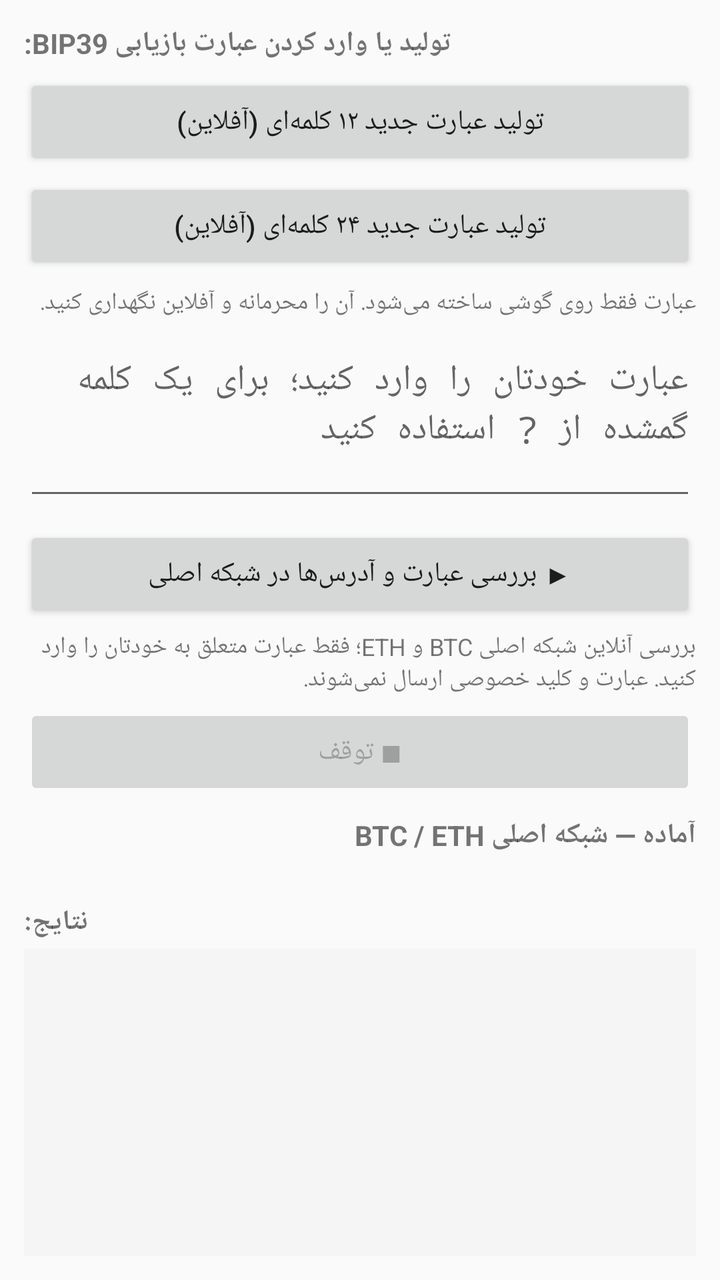
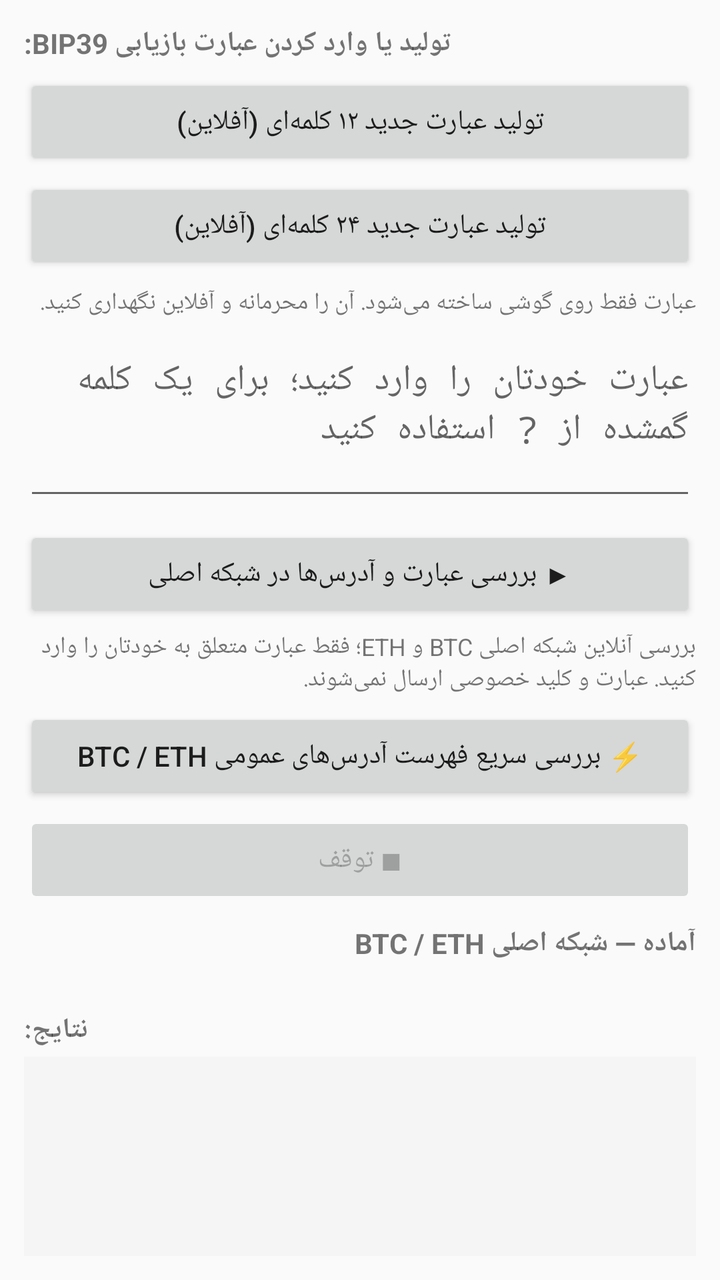

The first picture is an Android layout as it rendered before a commit; the second is the same layout after the commit. The layout source and the unified diff follow.
<!-- AndroidManifest.xml: application theme Theme.AppCompat.Light.NoActionBar -->
<!-- res/layout/activity_main.xml -->
<?xml version="1.0" encoding="utf-8"?>
<LinearLayout xmlns:android="http://schemas.android.com/apk/res/android"
    android:layout_width="match_parent"
    android:layout_height="match_parent"
    android:orientation="vertical"
    android:padding="12dp">

    <LinearLayout
        android:layout_width="match_parent"
        android:layout_height="0dp"
        android:layout_weight="1"
        android:orientation="vertical">

        <TextView
            android:layout_width="wrap_content"
            android:layout_height="wrap_content"
            android:text="تولید یا وارد کردن عبارت بازیابی BIP39:"
            android:textStyle="bold" />

        <Button
            android:id="@+id/generate12Btn"
            android:layout_width="match_parent"
            android:layout_height="wrap_content"
            android:layout_marginTop="6dp"
            android:text="تولید عبارت جدید ۱۲ کلمه‌ای (آفلاین)" />

        <Button
            android:id="@+id/generate24Btn"
            android:layout_width="match_parent"
            android:layout_height="wrap_content"
            android:layout_marginTop="4dp"
            android:text="تولید عبارت جدید ۲۴ کلمه‌ای (آفلاین)" />

        <TextView
            android:layout_width="match_parent"
            android:layout_height="wrap_content"
            android:layout_marginTop="6dp"
            android:text="عبارت فقط روی گوشی ساخته می‌شود. آن را محرمانه و آفلاین نگهداری کنید."
            android:textSize="12sp" />

        <EditText
            android:id="@+id/inputText"
            android:layout_width="match_parent"
            android:layout_height="wrap_content"
            android:minLines="3"
            android:gravity="top|start"
            android:fontFamily="monospace"
            android:inputType="textMultiLine|textNoSuggestions"
            android:layout_marginTop="8dp"
            android:hint="عبارت خودتان را وارد کنید؛ برای یک کلمه گمشده از ? استفاده کنید" />

        <Button
            android:id="@+id/startBtn"
            android:layout_width="match_parent"
            android:layout_height="wrap_content"
            android:layout_marginTop="8dp"
            android:text="▶ بررسی عبارت و آدرس‌ها در شبکه اصلی" />

        <TextView
            android:layout_width="match_parent"
            android:layout_height="wrap_content"
            android:layout_marginTop="4dp"
            android:text="بررسی آنلاین شبکه اصلی BTC و ETH؛ فقط عبارت متعلق به خودتان را وارد کنید. عبارت و کلید خصوصی ارسال نمی‌شوند."
            android:textSize="12sp" />

        <Button
            android:id="@+id/stopBtn"
            android:layout_width="match_parent"
            android:layout_height="wrap_content"
            android:text="■ توقف"
            android:enabled="false"
            android:layout_marginTop="4dp" />

        <TextView
            android:id="@+id/statusText"
            android:layout_width="match_parent"
            android:layout_height="wrap_content"
            android:text="آماده — شبکه اصلی BTC / ETH"
            android:paddingTop="8dp"
            android:textStyle="bold" />

        <TextView
            android:id="@+id/speedText"
            android:layout_width="match_parent"
            android:layout_height="wrap_content"
            android:text=" "
            android:textSize="12sp"
            android:textColor="#666" />

        <TextView
            android:layout_width="wrap_content"
            android:layout_height="wrap_content"
            android:text="نتایج:"
            android:textStyle="bold"
            android:layout_marginTop="8dp" />

        <ScrollView
            android:id="@+id/outputScroll"
            android:layout_width="match_parent"
            android:layout_height="0dp"
            android:layout_weight="1"
            android:layout_marginTop="4dp"
            android:background="#F5F5F5"
            android:padding="8dp"
            android:scrollbars="vertical"
            android:fadeScrollbars="false"
            android:scrollbarFadeDuration="0"
            android:scrollbarSize="8dp"
            android:scrollbarStyle="insideInset"
            android:scrollbarAlwaysDrawVerticalTrack="true">

            <TextView
                android:id="@+id/outputText"
                android:layout_width="match_parent"
                android:layout_height="wrap_content"
                android:fontFamily="monospace"
                android:textIsSelectable="true"
                android:textSize="13sp" />
        </ScrollView>
    </LinearLayout>
</LinearLayout>
<!-- resources referenced by this layout -->
<resources>

</resources>

<!-- the commit's change to res/layout/activity_main.xml (unified diff, before → after) -->
@@ -64,6 +64,13 @@
             android:textSize="12sp" />
 
         <Button
+            android:id="@+id/publicAddressBtn"
+            android:layout_width="match_parent"
+            android:layout_height="wrap_content"
+            android:layout_marginTop="6dp"
+            android:text="⚡ بررسی سریع فهرست آدرس‌های عمومی BTC / ETH" />
+
+        <Button
             android:id="@+id/stopBtn"
             android:layout_width="match_parent"
             android:layout_height="wrap_content"
